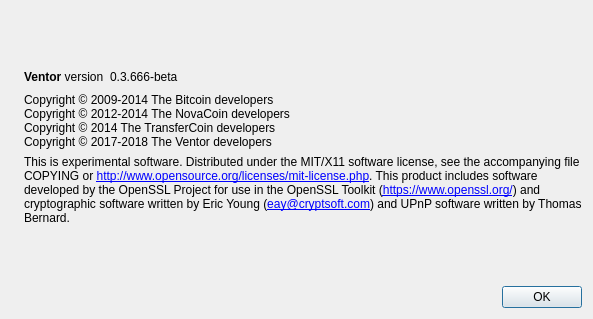
First picture: the form in src/qt/forms/aboutdialog.ui, repository m42cx/VTR, before the edit.
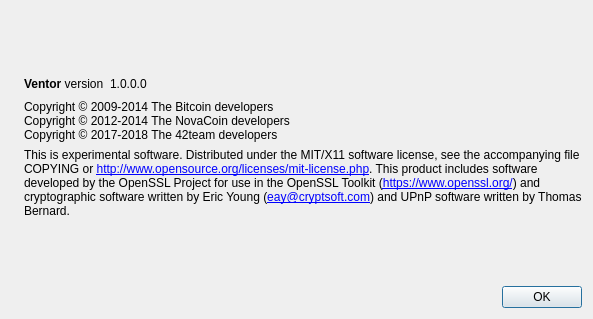
Second picture: the form after the edit. Icons and pictures are not drawn.

Diff of the .ui file:
```diff
--- a/src/qt/forms/aboutdialog.ui
+++ b/src/qt/forms/aboutdialog.ui
@@ -63,7 +63,7 @@
           <cursorShape>IBeamCursor</cursorShape>
          </property>
          <property name="text">
-          <string notr="true">0.3.666-beta</string>
+          <string notr="true">1.0.0.0</string>
          </property>
          <property name="textInteractionFlags">
           <set>Qt::LinksAccessibleByMouse|Qt::TextSelectableByKeyboard|Qt::TextSelectableByMouse</set>
@@ -93,8 +93,7 @@
        <property name="text">
         <string>Copyright © 2009-2014 The Bitcoin developers
 Copyright © 2012-2014 The NovaCoin developers
-Copyright © 2014 The TransferCoin developers
-Copyright © 2017-2018 The Ventor developers</string>
+Copyright © 2017-2018 The 42team developers</string>
        </property>
        <property name="textInteractionFlags">
         <set>Qt::LinksAccessibleByMouse|Qt::TextSelectableByKeyboard|Qt::TextSelectableByMouse</set>
```
